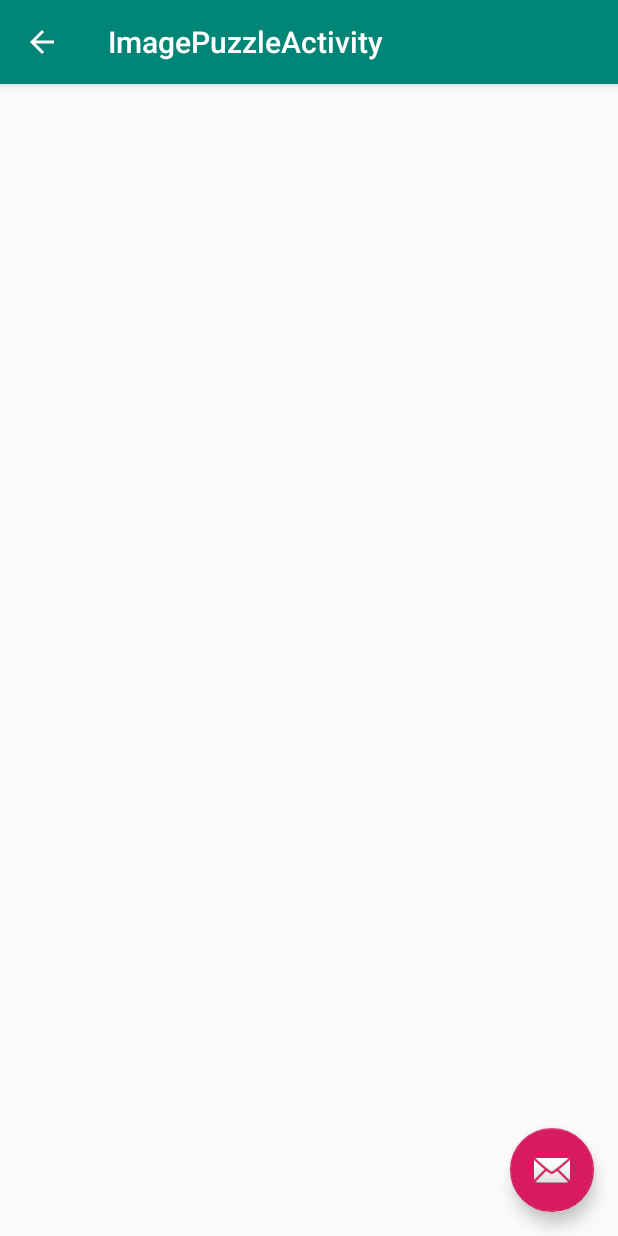
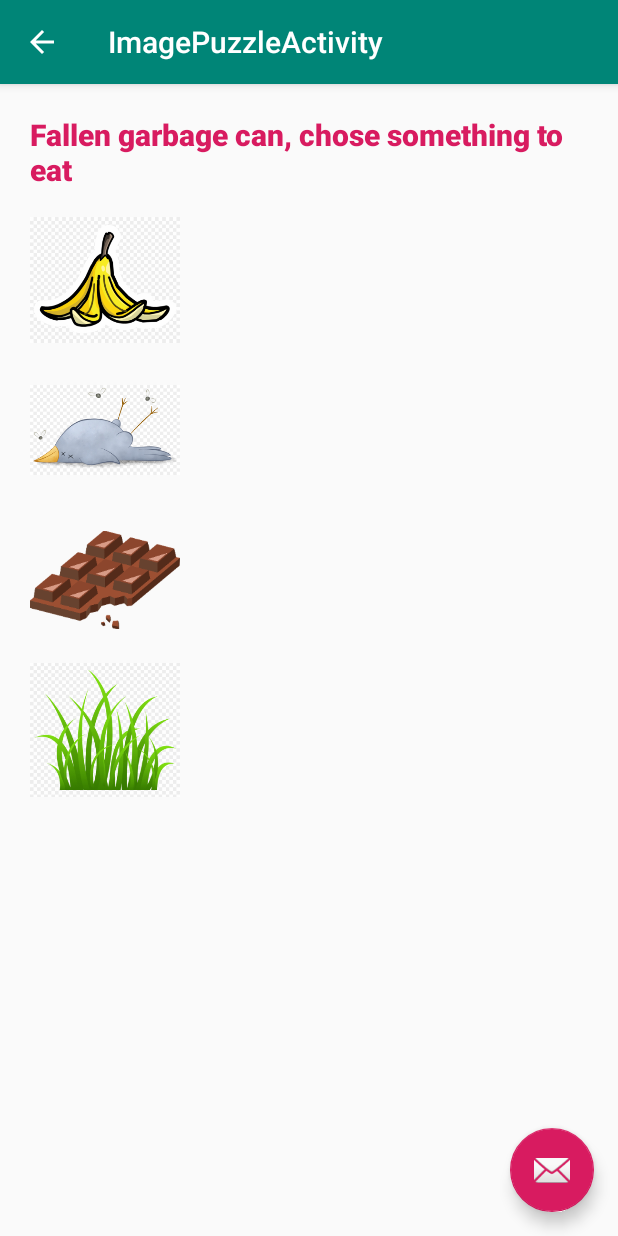
Before and after one commit to jpelgrims/busit_brno_2019, an Android app: the ImagePuzzleActivity screen opened directly, with no data from a screen before it, on a phone screen of 412 x 824 dp. Run offline under Robolectric (Android 15) with nearby library versions, the phone set to English and light mode, and no system bars; our stand-ins replace Picasso.

Commit message:
eetkeuze met afbeeldingen

```diff
--- a/app/src/main/java/cz/mendelu/busitweek_app1/BusITWeekDatabaseHelper.java
+++ b/app/src/main/java/cz/mendelu/busitweek_app1/BusITWeekDatabaseHelper.java
@@ -6,7 +6,7 @@ import cz.mendelu.busItWeek.library.builder.StoryLineBuilder;
 public class BusITWeekDatabaseHelper extends StoryLineDatabaseHelper {
 
     public BusITWeekDatabaseHelper() {
-        super(26);
+        super(28);
     }
 
     @Override
@@ -28,13 +28,13 @@ public class BusITWeekDatabaseHelper extends StoryLineDatabaseHelper {
         builder.addGPSTask("2")
                 .location(49.20968,16.6145)
                 .radius(100)
-                .choicePuzzle()
-                    .addChoice("Dead pigion", true)
-                    .addChoice("Chocolate", false)
-                    .addChoice("Egg shells ", true)
-                    .addChoice("Chewing gum", true)
-                    .question("question")
-                    .puzzleDone()
+                .imageSelectPuzzle()
+                    .addImage(R.drawable.banaanschil, true)
+                    .addImage(R.drawable.bird, true)
+                    .addImage(R.drawable.chocolade, false)
+                    .addImage(R.drawable.grass, true)
+                    .question("Fallen garbage can, chose something to eat")
+                .puzzleDone()
                 .taskDone();
 
         /*builder.addBeaconTask("3")
--- a/app/src/main/java/cz/mendelu/busitweek_app1/ImagePuzzleActivity.java
+++ b/app/src/main/java/cz/mendelu/busitweek_app1/ImagePuzzleActivity.java
@@ -1,6 +1,7 @@
 package cz.mendelu.busitweek_app1;
 
 import android.content.DialogInterface;
+import android.content.Intent;
 import android.media.Image;
 import android.os.Bundle;
 import android.support.annotation.NonNull;
@@ -103,6 +104,8 @@ public class ImagePuzzleActivity extends AppCompatActivity {
                         finish();
                     } else {
                         Toast.makeText(ImagePuzzleActivity.this, "Wrong answer", Toast.LENGTH_LONG).show();
+                        Intent intent = new Intent(ImagePuzzleActivity.this, FinishActivity.class);
+                        startActivity(intent);
                     }
                 }
             });
```
Also changed, not shown: app/src/main/res/drawable-xxxhdpi/banaanschil.jpg (added), app/src/main/res/drawable-xxxhdpi/bird.jpg (added), app/src/main/res/drawable-xxxhdpi/chocolade.png (added), app/src/main/res/drawable-xxxhdpi/grass.jpg (added).
